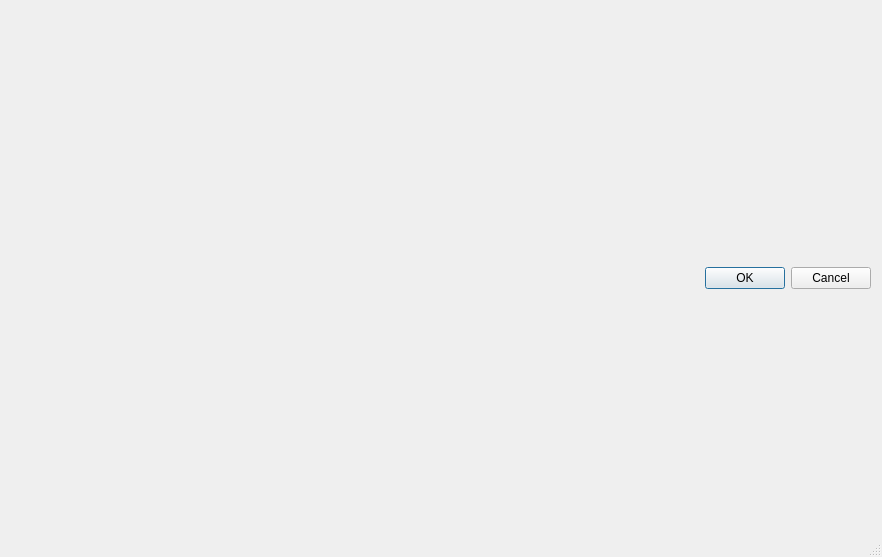
The window that import_data_dialog.ui (dszrek/well_matching) describes before a commit, drawn with Qt 5.
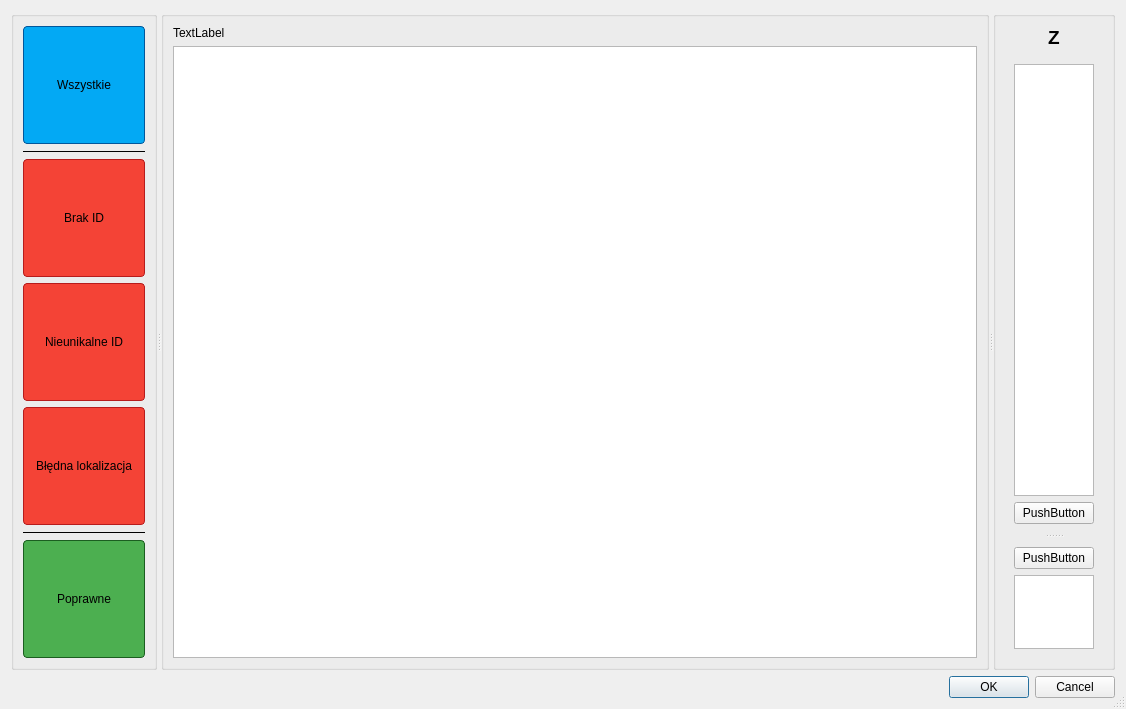
The same window after the commit.

What changed in the file:
```diff
--- a/import_data_dialog.ui
+++ b/import_data_dialog.ui
@@ -9,10 +9,16 @@
    <rect>
     <x>0</x>
     <y>0</y>
-    <width>882</width>
-    <height>557</height>
+    <width>1126</width>
+    <height>709</height>
    </rect>
   </property>
+  <property name="sizePolicy">
+   <sizepolicy hsizetype="MinimumExpanding" vsizetype="MinimumExpanding">
+    <horstretch>0</horstretch>
+    <verstretch>0</verstretch>
+   </sizepolicy>
+  </property>
   <property name="windowTitle">
    <string>Import danych z bazy A</string>
   </property>
@@ -22,11 +28,432 @@
   <property name="modal">
    <bool>true</bool>
   </property>
-  <layout class="QGridLayout" name="gridLayout_2">
-   <item row="0" column="0">
-    <layout class="QGridLayout" name="gridLayout"/>
+  <layout class="QVBoxLayout" name="verticalLayout_10">
+   <item>
+    <widget class="QSplitter" name="splitter_2">
+     <property name="orientation">
+      <enum>Qt::Horizontal</enum>
+     </property>
+     <widget class="QGroupBox" name="gb_flts">
+      <property name="sizePolicy">
+       <sizepolicy hsizetype="Expanding" vsizetype="Expanding">
+        <horstretch>1</horstretch>
+        <verstretch>0</verstretch>
+       </sizepolicy>
+      </property>
+      <property name="minimumSize">
+       <size>
+        <width>0</width>
+        <height>0</height>
+       </size>
+      </property>
+      <layout class="QVBoxLayout" name="verticalLayout">
+       <item>
+        <widget class="QPushButton" name="btn_flt_all">
+         <property name="enabled">
+          <bool>true</bool>
+         </property>
+         <property name="sizePolicy">
+          <sizepolicy hsizetype="Expanding" vsizetype="Expanding">
+           <horstretch>0</horstretch>
+           <verstretch>0</verstretch>
+          </sizepolicy>
+         </property>
+         <property name="styleSheet">
+          <string notr="true">QPushButton {
+border-radius: 4px;
+border: 1px solid rgb(1,87,155);
+padding: 12px;
+color: black;
+font-size: 12px;
+font-weight: normal
+}
+
+QPushButton:pressed {
+background-color: rgb(2,136,209)
+}
+
+QPushButton:enabled {
+background-color: rgb(3,169,244)
+}
+
+QPushButton:disabled {
+color: white;
+background-color: rgb(179,229,252);
+border: 1px solid white
+}
+
+QPushButton:hover {
+background-color: rgb(79,195,247)
+}
+
+QPushButton:checked {
+background-color: rgb(2,136,209);
+color: white;
+border: 2px solid white
+}</string>
+         </property>
+         <property name="text">
+          <string>Wszystkie</string>
+         </property>
+         <property name="checkable">
+          <bool>true</bool>
+         </property>
+        </widget>
+       </item>
+       <item>
+        <widget class="Line" name="line">
+         <property name="frameShadow">
+          <enum>QFrame::Plain</enum>
+         </property>
+         <property name="orientation">
+          <enum>Qt::Horizontal</enum>
+         </property>
+        </widget>
+       </item>
+       <item>
+        <widget class="QPushButton" name="btn_flt_idna">
+         <property name="enabled">
+          <bool>true</bool>
+         </property>
+         <property name="sizePolicy">
+          <sizepolicy hsizetype="Expanding" vsizetype="Expanding">
+           <horstretch>0</horstretch>
+           <verstretch>0</verstretch>
+          </sizepolicy>
+         </property>
+         <property name="autoFillBackground">
+          <bool>false</bool>
+         </property>
+         <property name="styleSheet">
+          <string notr="true">QPushButton {
+border-radius: 4px;
+border: 1px solid rgb(183,28,28);
+padding: 12px;
+color: black;
+font-size: 12px;
+font-weight: normal
+}
+
+QPushButton:pressed {
+background-color: rgb(211,47,47)
+}
+
+QPushButton:enabled {
+background-color: rgb(244,67,54)
+}
+
+QPushButton:disabled {
+color: white;
+background-color: rgb(255,205,210);
+border: 1px solid white
+}
+
+QPushButton:hover {
+background-color: rgb(229,115,115)
+}
+
+QPushButton:checked {
+background-color: rgb(211,47,47);
+color: white;
+border: 2px solid white
+}</string>
+         </property>
+         <property name="text">
+          <string>Brak ID</string>
+         </property>
+         <property name="checkable">
+          <bool>true</bool>
+         </property>
+        </widget>
+       </item>
+       <item>
+        <widget class="QPushButton" name="btn_flt_idnu">
+         <property name="sizePolicy">
+          <sizepolicy hsizetype="Expanding" vsizetype="Expanding">
+           <horstretch>0</horstretch>
+           <verstretch>0</verstretch>
+          </sizepolicy>
+         </property>
+         <property name="styleSheet">
+          <string notr="true">QPushButton {
+border-radius: 4px;
+border: 1px solid rgb(183,28,28);
+padding: 12px;
+color: black;
+font-size: 12px;
+font-weight: normal
+}
+
+QPushButton:pressed {
+background-color: rgb(211,47,47)
+}
+
+QPushButton:enabled {
+background-color: rgb(244,67,54)
+}
+
+QPushButton:disabled {
+color: white;
+background-color: rgb(255,205,210);
+border: 1px solid white
+}
+
+QPushButton:hover {
+background-color: rgb(229,115,115)
+}
+
+QPushButton:checked {
+background-color: rgb(211,47,47);
+color: white;
+border: 2px solid white
+}</string>
+         </property>
+         <property name="text">
+          <string>Nieunikalne ID</string>
+         </property>
+         <property name="checkable">
+          <bool>true</bool>
+         </property>
+        </widget>
+       </item>
+       <item>
+        <widget class="QPushButton" name="btn_flt_xynv">
+         <property name="sizePolicy">
+          <sizepolicy hsizetype="Expanding" vsizetype="Expanding">
+           <horstretch>0</horstretch>
+           <verstretch>0</verstretch>
+          </sizepolicy>
+         </property>
+         <property name="styleSheet">
+          <string notr="true">QPushButton {
+border-radius: 4px;
+border: 1px solid rgb(183,28,28);
+padding: 12px;
+color: black;
+font-size: 12px;
+font-weight: normal
+}
+
+QPushButton:pressed {
+background-color: rgb(211,47,47)
+}
+
+QPushButton:enabled {
+background-color: rgb(244,67,54)
+}
+
+QPushButton:disabled {
+color: white;
+background-color: rgb(255,205,210);
+border: 1px solid white
+}
+
+QPushButton:hover {
+background-color: rgb(229,115,115)
+}
+
+QPushButton:checked {
+background-color: rgb(211,47,47);
+color: white;
+border: 2px solid white
+}</string>
+         </property>
+         <property name="text">
+          <string>Błędna lokalizacja</string>
+         </property>
+         <property name="checkable">
+          <bool>true</bool>
+         </property>
+        </widget>
+       </item>
+       <item>
+        <widget class="Line" name="line_2">
+         <property name="frameShadow">
+          <enum>QFrame::Plain</enum>
+         </property>
+         <property name="orientation">
+          <enum>Qt::Horizontal</enum>
+         </property>
+        </widget>
+       </item>
+       <item>
+        <widget class="QPushButton" name="btn_flt_valid">
+         <property name="sizePolicy">
+          <sizepolicy hsizetype="Expanding" vsizetype="Expanding">
+           <horstretch>0</horstretch>
+           <verstretch>0</verstretch>
+          </sizepolicy>
+         </property>
+         <property name="styleSheet">
+          <string notr="true">QPushButton {
+border-radius: 4px;
+border: 1px solid rgb(27,94,32);
+padding: 12px;
+color: black;
+font-size: 12px;
+font-weight: normal
+}
+
+QPushButton:pressed {
+background-color: rgb(56,142,60)
+}
+
+QPushButton:enabled {
+background-color: rgb(76,175,80)
+}
+
+QPushButton:disabled {
+color: white;
+background-color: rgb(200,230,201);
+border: 1px solid white
+}
+
+QPushButton:hover {
+background-color: rgb(129,199,132)
+}
+
+QPushButton:checked {
+background-color: rgb(56,142,60);
+color: white;
+border: 2px solid white
+}</string>
+         </property>
+         <property name="text">
+          <string>Poprawne</string>
+         </property>
+         <property name="checkable">
+          <bool>true</bool>
+         </property>
+        </widget>
+       </item>
+      </layout>
+     </widget>
+     <widget class="QGroupBox" name="gb_df">
+      <property name="sizePolicy">
+       <sizepolicy hsizetype="Expanding" vsizetype="Expanding">
+        <horstretch>200</horstretch>
+        <verstretch>0</verstretch>
+       </sizepolicy>
+      </property>
+      <layout class="QVBoxLayout" name="verticalLayout_5">
+       <item>
+        <widget class="QLabel" name="label">
+         <property name="text">
+          <string>TextLabel</string>
+         </property>
+        </widget>
+       </item>
+       <item>
+        <widget class="QTableView" name="tv_df">
+         <property name="sizePolicy">
+          <sizepolicy hsizetype="Expanding" vsizetype="Expanding">
+           <horstretch>10</horstretch>
+           <verstretch>0</verstretch>
+          </sizepolicy>
+         </property>
+         <property name="minimumSize">
+          <size>
+           <width>0</width>
+           <height>0</height>
+          </size>
+         </property>
+        </widget>
+       </item>
+      </layout>
+     </widget>
+     <widget class="QGroupBox" name="gb_z">
+      <property name="sizePolicy">
+       <sizepolicy hsizetype="Expanding" vsizetype="Expanding">
+        <horstretch>1</horstretch>
+        <verstretch>0</verstretch>
+       </sizepolicy>
+      </property>
+      <layout class="QVBoxLayout" name="verticalLayout_4">
+       <item>
+        <widget class="QLabel" name="label_3">
+         <property name="font">
+          <font>
+           <pointsize>14</pointsize>
+           <weight>75</weight>
+           <bold>true</bold>
+          </font>
+         </property>
+         <property name="text">
+          <string>Z</string>
+         </property>
+         <property name="alignment">
+          <set>Qt::AlignCenter</set>
+         </property>
+        </widget>
+       </item>
+       <item>
+        <widget class="QSplitter" name="splitter">
+         <property name="sizePolicy">
+          <sizepolicy hsizetype="Expanding" vsizetype="Expanding">
+           <horstretch>0</horstretch>
+           <verstretch>0</verstretch>
+          </sizepolicy>
+         </property>
+         <property name="orientation">
+          <enum>Qt::Vertical</enum>
+         </property>
+         <property name="opaqueResize">
+          <bool>true</bool>
+         </property>
+         <property name="handleWidth">
+          <number>5</number>
+         </property>
+         <property name="childrenCollapsible">
+          <bool>false</bool>
+         </property>
+         <widget class="QFrame" name="">
+          <property name="sizePolicy">
+           <sizepolicy hsizetype="Preferred" vsizetype="Preferred">
+            <horstretch>0</horstretch>
+            <verstretch>4</verstretch>
+           </sizepolicy>
+          </property>
+          <layout class="QVBoxLayout" name="verticalLayout_2">
+           <item>
+            <widget class="QTableView" name="tableView_3"/>
+           </item>
+           <item>
+            <widget class="QPushButton" name="pushButton_5">
+             <property name="text">
+              <string>PushButton</string>
+             </property>
+            </widget>
+           </item>
+          </layout>
+         </widget>
+         <widget class="QFrame" name="">
+          <property name="sizePolicy">
+           <sizepolicy hsizetype="Preferred" vsizetype="Preferred">
+            <horstretch>0</horstretch>
+            <verstretch>1</verstretch>
+           </sizepolicy>
+          </property>
+          <layout class="QVBoxLayout" name="verticalLayout_3">
+           <item>
+            <widget class="QPushButton" name="pushButton_6">
+             <property name="text">
+              <string>PushButton</string>
+             </property>
+            </widget>
+           </item>
+           <item>
+            <widget class="QTableView" name="tableView_4"/>
+           </item>
+          </layout>
+         </widget>
+        </widget>
+       </item>
+      </layout>
+     </widget>
+    </widget>
    </item>
-   <item row="1" column="0">
+   <item>
     <widget class="QDialogButtonBox" name="buttonBox">
      <property name="orientation">
       <enum>Qt::Horizontal</enum>
```
